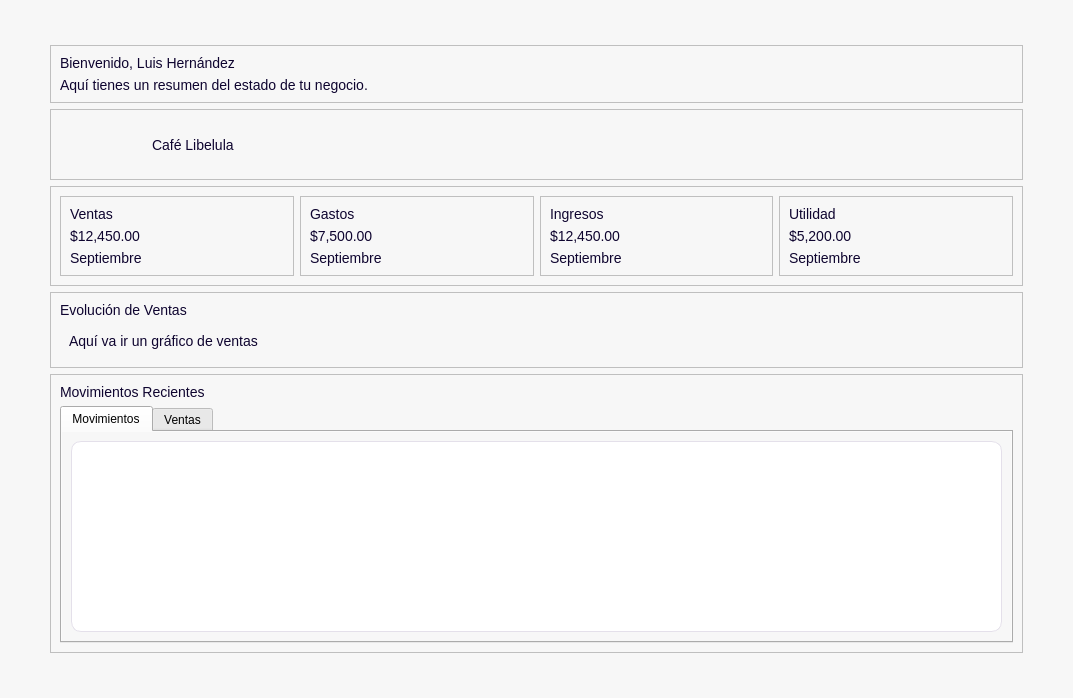
First picture: the form in app/ui/dashboard/pages/dashboard_home.ui, repository Brando-1510/Proyecto-Integrador-2.0, before the edit.
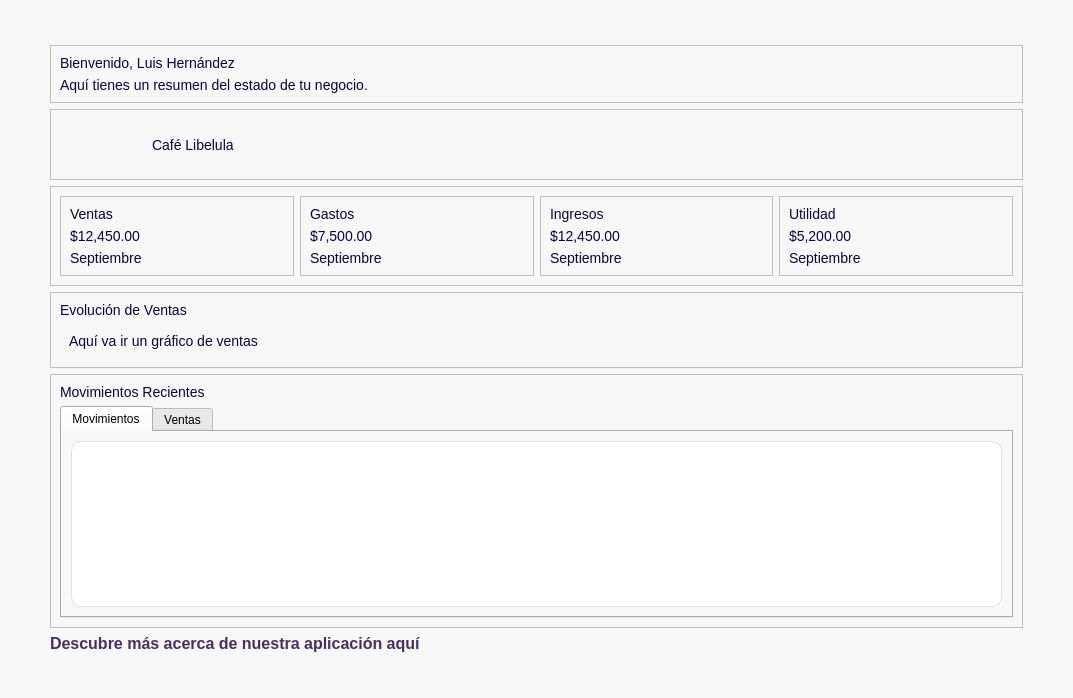
Second picture: the form after the edit. Icons and pictures are not drawn.

What changed in the file:
```diff
--- a/app/ui/dashboard/pages/dashboard_home.ui
+++ b/app/ui/dashboard/pages/dashboard_home.ui
@@ -788,6 +788,23 @@
              </layout>
             </widget>
            </item>
+           <item>
+            <widget class="QLabel" name="label_5">
+             <property name="styleSheet">
+              <string notr="true">font-size:16px;
+color: #46315c;
+font-weight:bold;
+qproperty-alignment: 'AlignCenter';</string>
+             </property>
+             <property name="text">
+              <string>&lt;a href=&quot;https://luis-hdz7.github.io/Finanzen-Web/&quot; style=&quot;color: #46315c; text-align: center; text-decoration: none;&quot;&gt;Descubre más acerca de nuestra aplicación aquí&lt;/a&gt;
+</string>
+             </property>
+             <property name="openExternalLinks">
+              <bool>true</bool>
+             </property>
+            </widget>
+           </item>
           </layout>
          </item>
         </layout>
```
